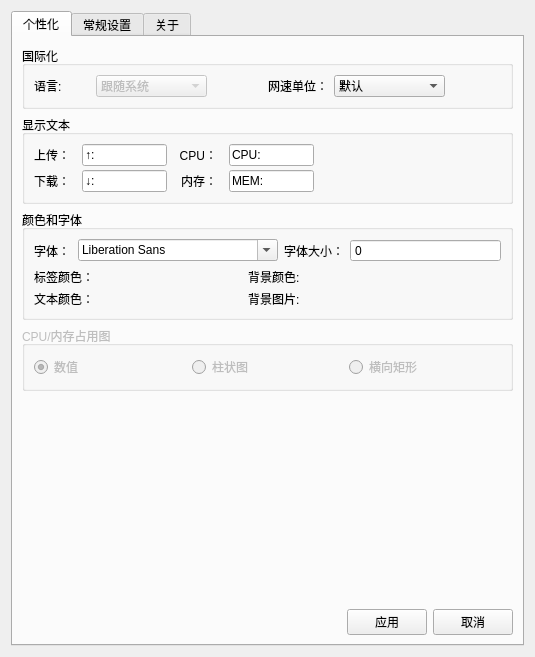
Before: the Qt Designer form WinSetting.ui in XMuli/NetSpeed, drawn with Qt 5.
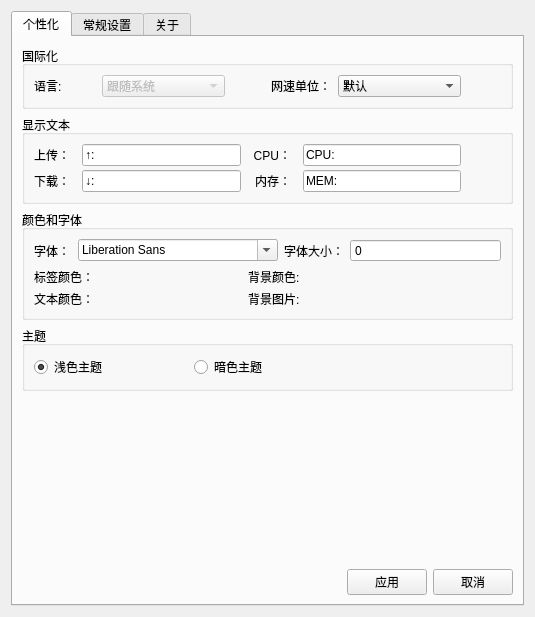
After: the same form once the commit is applied. The open tabs and pages were chosen to show the change.

Commit message: faet: UI redesign

Diff of the .ui file:
```diff
--- a/WinSetting.ui
+++ b/WinSetting.ui
@@ -7,7 +7,7 @@
     <x>0</x>
     <y>0</y>
     <width>535</width>
-    <height>657</height>
+    <height>617</height>
    </rect>
   </property>
   <property name="windowTitle">
@@ -26,13 +26,13 @@
       <attribute name="title">
        <string>个性化</string>
       </attribute>
-      <layout class="QVBoxLayout" name="verticalLayout_7" stretch="0,0,0,0,0,0">
+      <layout class="QVBoxLayout" name="verticalLayout_7">
        <item>
         <widget class="QGroupBox" name="groupBox_8">
          <property name="title">
           <string>国际化</string>
          </property>
-         <layout class="QHBoxLayout" name="horizontalLayout_4" stretch="1,2,1,1,2,1">
+         <layout class="QHBoxLayout" name="horizontalLayout_4" stretch="1,2,0,1,2,0">
           <item>
            <widget class="QLabel" name="label_8">
             <property name="text">
@@ -136,7 +136,7 @@
          <property name="title">
           <string>显示文本</string>
          </property>
-         <layout class="QHBoxLayout" name="horizontalLayout_5" stretch="3,2">
+         <layout class="QHBoxLayout" name="horizontalLayout_5" stretch="3,0">
           <property name="spacing">
            <number>12</number>
           </property>
@@ -362,53 +362,44 @@
         </widget>
        </item>
        <item>
-        <widget class="QGroupBox" name="groupBoxShowModel">
-         <property name="enabled">
-          <bool>false</bool>
-         </property>
+        <widget class="QGroupBox" name="groupBox">
          <property name="title">
-          <string>CPU/内存占用图</string>
+          <string>主题</string>
          </property>
-         <property name="flat">
-          <bool>false</bool>
-         </property>
-         <property name="checkable">
-          <bool>false</bool>
-         </property>
-         <property name="checked">
-          <bool>false</bool>
-         </property>
-         <layout class="QGridLayout" name="gridLayout">
-          <item row="0" column="0">
-           <widget class="QRadioButton" name="radioButtonNumber">
+         <layout class="QHBoxLayout" name="horizontalLayout_14" stretch="1,1,1">
+          <item>
+           <widget class="QRadioButton" name="radioButtonLight">
             <property name="text">
-             <string>数值</string>
-            </property>
-            <property name="checked">
-             <bool>true</bool>
-            </property>
-           </widget>
-          </item>
-          <item row="0" column="2">
-           <widget class="QRadioButton" name="radioButtonStripes">
-            <property name="text">
-             <string>横向矩形</string>
-            </property>
-           </widget>
-          </item>
-          <item row="0" column="1">
-           <widget class="QRadioButton" name="radioButtonColumn">
-            <property name="text">
-             <string>柱状图</string>
+             <string>浅色主题</string>
             </property>
             <property name="checkable">
              <bool>true</bool>
             </property>
             <property name="checked">
-             <bool>false</bool>
+             <bool>true</bool>
             </property>
            </widget>
           </item>
+          <item>
+           <widget class="QRadioButton" name="radioButtonDark">
+            <property name="text">
+             <string>暗色主题</string>
+            </property>
+           </widget>
+          </item>
+          <item>
+           <spacer name="horizontalSpacer_22">
+            <property name="orientation">
+             <enum>Qt::Horizontal</enum>
+            </property>
+            <property name="sizeHint" stdset="0">
+             <size>
+              <width>20</width>
+              <height>20</height>
+             </size>
+            </property>
+           </spacer>
+          </item>
          </layout>
         </widget>
        </item>
```
Left out of the diff: 94 changed lines with no effect on the pictures. The commit also changes 3 other files.
